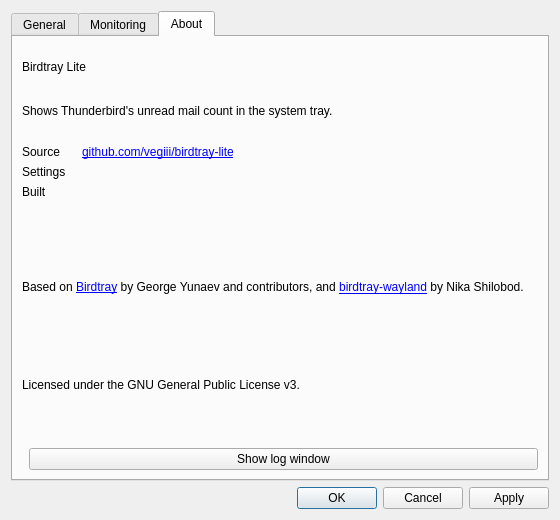
Above: src/dialogsettings.ui from vegiii/birdtray-lite before the change. Below: the same form after it.
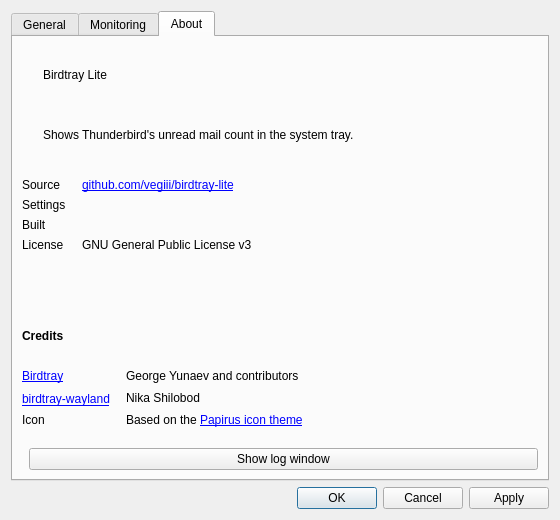
That is the form after the change. The open tabs and pages were chosen to show the change. Icons and pictures are not drawn. Custom widgets are drawn as their Qt base class.

Commit message:
Add a Birdtray Lite icon and tidy the About tab
- Replace the app, launcher and tray icon with the new design
- Add an option to use the icon theme's Thunderbird icon in the tray
- Draw the badge as a dot in the top right and stop dimming the icon
- Default to a red badge for the unread count
- Show the icon, a License row and a Credits section on the About tab
- Say what the project is forked from and credit the Papirus icon theme
- Update the README line counts

Diff of the .ui file:
```diff
--- a/src/dialogsettings.ui
+++ b/src/dialogsettings.ui
@@ -237,6 +237,21 @@
         <number>14</number>
        </property>
        <item>
+        <layout class="QHBoxLayout" name="layoutAboutHeader" stretch="0,1">
+         <property name="spacing">
+          <number>14</number>
+         </property>
+         <item>
+          <widget class="QLabel" name="labelIcon">
+           <property name="sizePolicy">
+            <sizepolicy hsizetype="Fixed" vsizetype="Fixed">
+             <horstretch>0</horstretch>
+             <verstretch>0</verstretch>
+            </sizepolicy>
+           </property>
+          </widget>
+         </item>
+         <item>
         <layout class="QVBoxLayout" name="layoutAboutTitle">
          <property name="spacing">
           <number>2</number>
@@ -260,6 +275,8 @@
          </item>
         </layout>
        </item>
+        </layout>
+       </item>
        <item>
         <layout class="QFormLayout" name="layoutAboutDetails">
          <property name="labelAlignment">
@@ -316,30 +333,99 @@
            </property>
           </widget>
          </item>
-        </layout>
-       </item>
-       <item>
-        <widget class="QLabel" name="labelCredits">
+         <item row="3" column="0">
+          <widget class="QLabel" name="labelLicenseName">
          <property name="text">
-          <string>Based on &lt;a href=&quot;https://github.com/gyunaev/birdtray&quot;&gt;Birdtray&lt;/a&gt; by George Yunaev and contributors, and &lt;a href=&quot;https://github.com/stark1tty/birdtray-wayland&quot;&gt;birdtray&amp;#8209;wayland&lt;/a&gt; by Nika Shilobod.</string>
-         </property>
-         <property name="wordWrap">
-          <bool>true</bool>
-         </property>
-         <property name="openExternalLinks">
-          <bool>true</bool>
+            <string>License</string>
          </property>
         </widget>
        </item>
-       <item>
+         <item row="3" column="1">
         <widget class="QLabel" name="labelLicense">
          <property name="text">
-          <string>Licensed under the GNU General Public License v3.</string>
-         </property>
-         <property name="wordWrap">
+            <string>GNU General Public License v3</string>
+           </property>
+          </widget>
+         </item>
+        </layout>
+       </item>
+       <item>
+        <layout class="QVBoxLayout" name="layoutCredits">
+         <property name="spacing">
+          <number>6</number>
+         </property>
+         <item>
+          <widget class="QLabel" name="labelCreditsTitle">
+           <property name="text">
+            <string>&lt;b&gt;Credits&lt;/b&gt;</string>
+           </property>
+          </widget>
+         </item>
+         <item>
+          <layout class="QFormLayout" name="layoutCreditsList">
+           <property name="labelAlignment">
+            <set>Qt::AlignmentFlag::AlignLeading|Qt::AlignmentFlag::AlignVCenter</set>
+           </property>
+           <property name="horizontalSpacing">
+            <number>16</number>
+           </property>
+           <property name="verticalSpacing">
+            <number>6</number>
+           </property>
+           <item row="0" column="0">
+            <widget class="QLabel" name="labelBirdtrayName">
+             <property name="text">
+              <string>&lt;a href=&quot;https://github.com/gyunaev/birdtray&quot;&gt;Birdtray&lt;/a&gt;</string>
+             </property>
+             <property name="openExternalLinks">
           <bool>true</bool>
          </property>
         </widget>
+           </item>
+           <item row="0" column="1">
+            <widget class="QLabel" name="labelBirdtray">
+             <property name="text">
+              <string>George Yunaev and contributors</string>
+             </property>
+            </widget>
+           </item>
+           <item row="1" column="0">
+            <widget class="QLabel" name="labelWaylandName">
+             <property name="text">
+              <string>&lt;a href=&quot;https://github.com/stark1tty/birdtray-wayland&quot;&gt;birdtray&amp;#8209;wayland&lt;/a&gt;</string>
+             </property>
+             <property name="openExternalLinks">
+              <bool>true</bool>
+             </property>
+            </widget>
+           </item>
+           <item row="1" column="1">
+            <widget class="QLabel" name="labelWayland">
+             <property name="text">
+              <string>Nika Shilobod</string>
+             </property>
+            </widget>
+           </item>
+           <item row="2" column="0">
+            <widget class="QLabel" name="labelIconCreditName">
+             <property name="text">
+              <string>Icon</string>
+             </property>
+            </widget>
+           </item>
+           <item row="2" column="1">
+            <widget class="QLabel" name="labelIconCredit">
+             <property name="text">
+              <string>Based on the &lt;a href=&quot;https://github.com/PapirusDevelopmentTeam/papirus-icon-theme&quot;&gt;Papirus icon theme&lt;/a&gt;</string>
+             </property>
+             <property name="openExternalLinks">
+              <bool>true</bool>
+             </property>
+            </widget>
+           </item>
+          </layout>
+         </item>
+        </layout>
        </item>
        <item>
         <spacer name="spacerAbout">
```
Left out of the diff: 7 changed lines with no effect on the pictures. Lines whose indentation alone changed are shown as unchanged. The commit also changes 14 other files.
